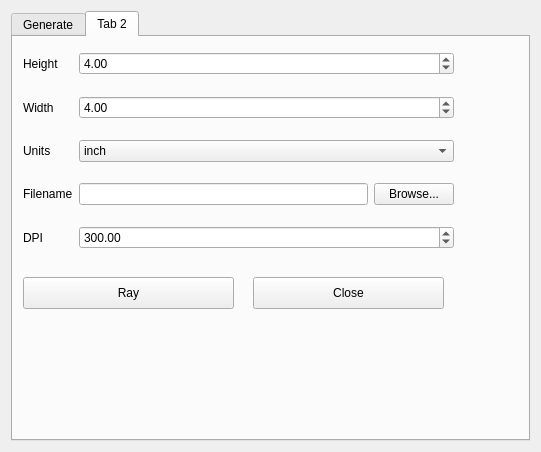
First picture: the form in demowidget.ui, repository ThomasDesc/NRG_plugin, before the edit.
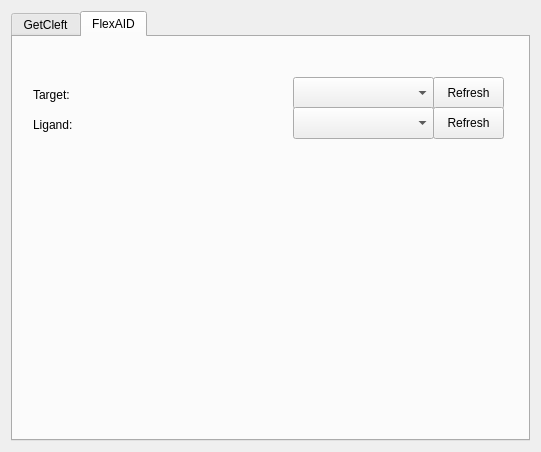
Second picture: the form after the edit. The open tabs and pages were chosen to show the change.

```diff
--- a/demowidget.ui
+++ b/demowidget.ui
@@ -26,7 +26,7 @@
        </property>
        <widget class="QWidget" name="tab">
         <attribute name="title">
-         <string>Generate</string>
+         <string>GetCleft</string>
         </attribute>
         <widget class="QLabel" name="label">
          <property name="geometry">
@@ -255,137 +255,78 @@
        </widget>
        <widget class="QWidget" name="tab_2">
         <attribute name="title">
-         <string>Tab 2</string>
+         <string>FlexAID</string>
         </attribute>
-        <widget class="QWidget" name="layoutWidget">
+        <widget class="QPushButton" name="button_refresh_2">
          <property name="geometry">
           <rect>
-           <x>10</x>
-           <y>0</y>
-           <width>431</width>
-           <height>231</height>
+           <x>420</x>
+           <y>40</y>
+           <width>71</width>
+           <height>32</height>
           </rect>
          </property>
-         <layout class="QGridLayout" name="gridLayout_2">
-          <item row="0" column="0">
-           <widget class="QLabel" name="label_7">
-            <property name="text">
-             <string notr="true">Height</string>
-            </property>
-           </widget>
-          </item>
-          <item row="0" column="1" colspan="2">
-           <widget class="QDoubleSpinBox" name="input_height_2">
-            <property name="value">
-             <double>4.000000000000000</double>
-            </property>
-           </widget>
-          </item>
-          <item row="1" column="0">
-           <widget class="QLabel" name="label_8">
-            <property name="text">
-             <string notr="true">Width</string>
-            </property>
-           </widget>
-          </item>
-          <item row="1" column="1" colspan="2">
-           <widget class="QDoubleSpinBox" name="input_width_2">
-            <property name="value">
-             <double>4.000000000000000</double>
-            </property>
-           </widget>
-          </item>
-          <item row="2" column="0">
-           <widget class="QLabel" name="label_9">
-            <property name="text">
-             <string notr="true">Units</string>
-            </property>
-           </widget>
-          </item>
-          <item row="2" column="1" colspan="2">
-           <widget class="QComboBox" name="input_units_2">
-            <item>
-             <property name="text">
-              <string>inch</string>
-             </property>
-            </item>
-            <item>
-             <property name="text">
-              <string>cm</string>
-             </property>
-            </item>
-           </widget>
-          </item>
-          <item row="3" column="0">
-           <widget class="QLabel" name="label_10">
-            <property name="text">
-             <string notr="true">Filename</string>
-            </property>
-           </widget>
-          </item>
-          <item row="3" column="1">
-           <widget class="QLineEdit" name="input_filename_2">
-            <property name="text">
-             <string notr="true"/>
-            </property>
-           </widget>
-          </item>
-          <item row="3" column="2">
-           <widget class="QPushButton" name="button_browse_2">
-            <property name="text">
-             <string notr="true">Browse...</string>
-            </property>
-           </widget>
-          </item>
-          <item row="4" column="0">
-           <widget class="QLabel" name="label_11">
-            <property name="text">
-             <string notr="true">DPI</string>
-            </property>
-           </widget>
-          </item>
-          <item row="4" column="1" colspan="2">
-           <widget class="QDoubleSpinBox" name="input_dpi_2">
-            <property name="minimum">
-             <double>1.000000000000000</double>
-            </property>
-            <property name="maximum">
-             <double>1000.000000000000000</double>
-            </property>
-            <property name="singleStep">
-             <double>10.000000000000000</double>
-            </property>
-            <property name="value">
-             <double>300.000000000000000</double>
-            </property>
-           </widget>
-          </item>
-         </layout>
+         <property name="text">
+          <string>Refresh</string>
+         </property>
         </widget>
-        <widget class="QPushButton" name="button_close">
+        <widget class="QComboBox" name="select_target">
          <property name="geometry">
           <rect>
-           <x>240</x>
-           <y>240</y>
-           <width>191</width>
+           <x>280</x>
+           <y>40</y>
+           <width>141</width>
            <height>32</height>
           </rect>
          </property>
+        </widget>
+        <widget class="QLabel" name="label_19">
+         <property name="geometry">
+          <rect>
+           <x>20</x>
+           <y>50</y>
+           <width>161</width>
+           <height>16</height>
+          </rect>
+         </property>
          <property name="text">
-          <string notr="true">Close</string>
+          <string>&lt;html&gt;&lt;head/&gt;&lt;body&gt;&lt;p&gt;Target: &lt;/p&gt;&lt;/body&gt;&lt;/html&gt;</string>
          </property>
         </widget>
         <widget class="QPushButton" name="button_ray">
          <property name="geometry">
           <rect>
-           <x>10</x>
-           <y>240</y>
-           <width>211</width>
+           <x>420</x>
+           <y>70</y>
+           <width>71</width>
            <height>32</height>
           </rect>
          </property>
          <property name="text">
-          <string notr="true">Ray</string>
+          <string>Refresh</string>
+         </property>
+        </widget>
+        <widget class="QLabel" name="label_20">
+         <property name="geometry">
+          <rect>
+           <x>20</x>
+           <y>80</y>
+           <width>161</width>
+           <height>16</height>
+          </rect>
+         </property>
+         <property name="text">
+          <string>&lt;html&gt;&lt;head/&gt;&lt;body&gt;&lt;p&gt;Ligand: &lt;/p&gt;&lt;/body&gt;&lt;/html&gt;</string>
+         </property>
+        </widget>
+        <widget class="QComboBox" name="select_ligand">
+         <property name="geometry">
+          <rect>
+           <x>280</x>
+           <y>70</y>
+           <width>141</width>
+           <height>32</height>
+          </rect>
          </property>
         </widget>
        </widget>
```
Left out of the diff: 7 changed lines with no effect on the pictures.
